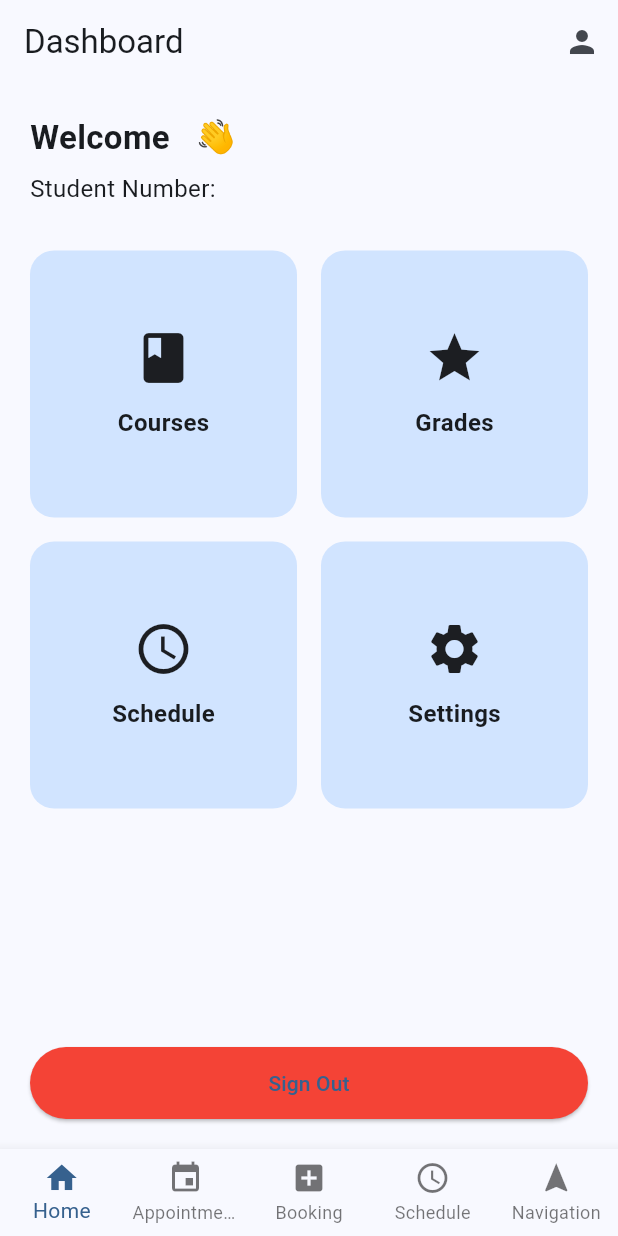
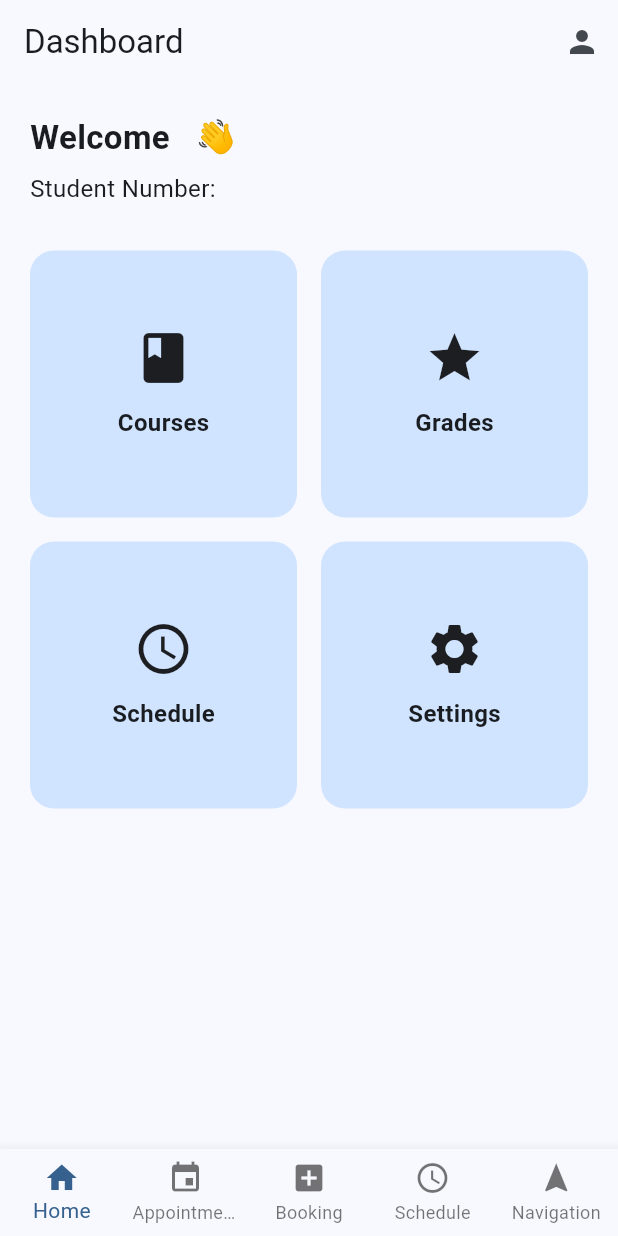
Before and after one commit to aradaynt/Ontario-Tech-Plus, a Flutter app: the screen it shows once a user with an empty profile is signed in, on a phone screen of 412 x 824 dp. Run offline on Flutter 3.47's test engine with Material 3 defaults, Android fonts, the phone set to English and light mode, and no system bars; our stand-ins replace flutter_dotenv, flutter_map, flutter_riverpod, geolocator, latlong2, supabase_flutter and 1 more; missing offline and left inert: emailjs, flutter_polyline_points; accounts and stored records are empty.

Commit message:
Removed signout button from home page

```diff
--- a/lib/home/home_page.dart
+++ b/lib/home/home_page.dart
@@ -7,8 +7,6 @@ import 'package:flutter/material.dart';
 import 'package:flutter_riverpod/flutter_riverpod.dart';
 
 import 'package:ontario_tech_plus/profile/profile_provider.dart';
-
-import '../profile/profile_provider.dart';
 
 class HomePage extends ConsumerWidget {
   const HomePage({super.key});
@@ -116,24 +114,6 @@ class HomePage extends ConsumerWidget {
                     ],
                   ),
                 ),
-
-                const SizedBox(height: 16),
-
-                // ================== Sign Out Button ======================
-                SizedBox(
-                  width: double.infinity,
-                  child: ElevatedButton(
-                    style: ElevatedButton.styleFrom(
-                      backgroundColor: Colors.red,
-                      padding: const EdgeInsets.symmetric(vertical: 14),
-                    ),
-                    onPressed: () {
-                      // TODO: implement sign out logic
-                      Navigator.pushReplacementNamed(context, '/login');
-                    },
-                    child: const Text("Sign Out"),
-                  ),
-                ),
               ],
             ),
           ),
```
Also changed, not shown: pubspec.lock.
